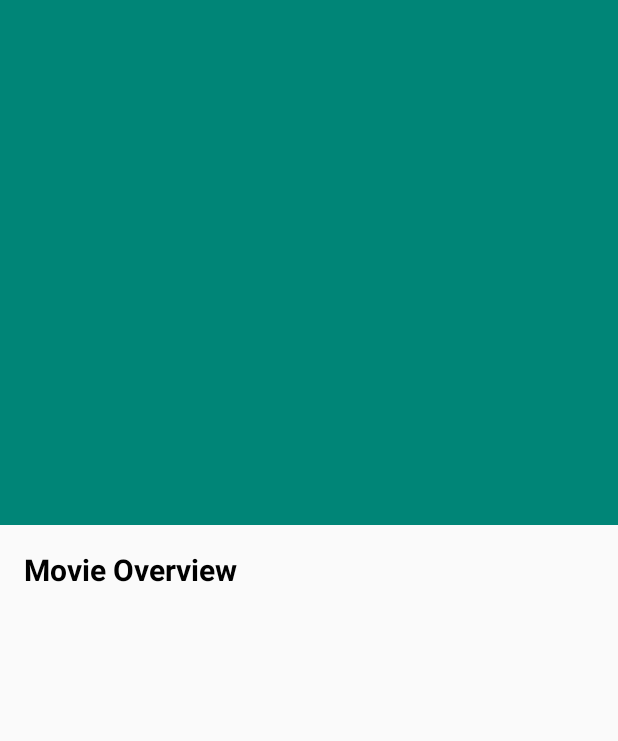
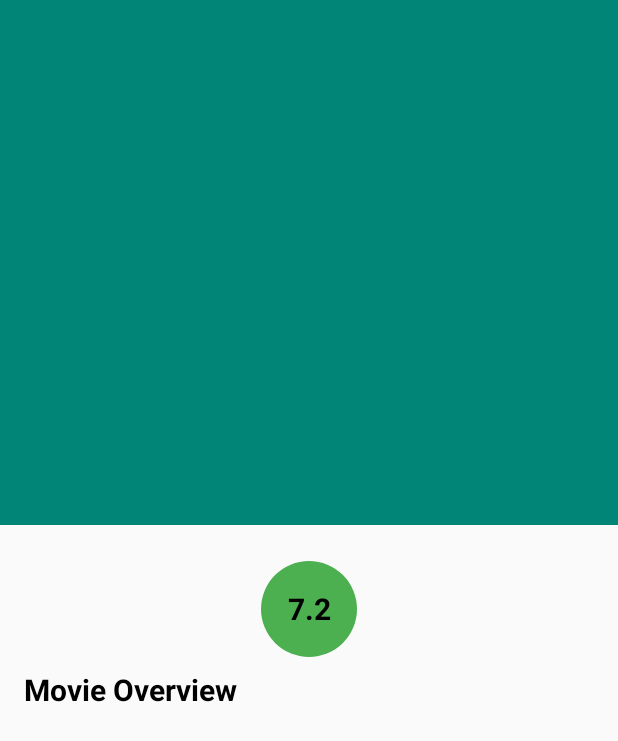
Before and after one commit to shubhambansal/CodingChallenge, an Android app: the layout movie_details_activity_layout.xml on its own in the app's theme, with its tools: preview values and no code run, on a phone screen of 412 x 824 dp. Shown: the top 741 px of the screen. Run offline under Robolectric (Android 15) with nearby library versions, the phone set to English and light mode, and no system bars; network calls fail.

Commit message:
code_cha added rating in detail page

```diff
--- a/app/src/main/java/com/mobile/codingchallenge/ui/detail/MovieDetailActivity.kt
+++ b/app/src/main/java/com/mobile/codingchallenge/ui/detail/MovieDetailActivity.kt
@@ -7,7 +7,6 @@ import com.bumptech.glide.Glide
 import com.mobile.codingchallenge.R
 import com.mobile.codingchallenge.ui.BaseActivity
 import com.mobile.codingchallenge.ui.movies.MovieUiModel
-import com.mobile.codingchallenge.ui.movies.MoviesActivity
 import dagger.android.AndroidInjection
 import kotlinx.android.synthetic.main.movie_details_activity_layout.*
 
@@ -39,6 +38,7 @@ class MovieDetailActivity : BaseActivity() {
     private fun initView() {
 
         overview_text_view.text = model.overview
+        rating_text_view.text = model.rating
         model.imageUrl?.let {
             Glide.with(this).load(model.imageUrl).into(poster_image_view)
         }
--- a/app/src/main/res/layout/movie_details_activity_layout.xml
+++ b/app/src/main/res/layout/movie_details_activity_layout.xml
@@ -1,7 +1,7 @@
 <?xml version="1.0" encoding="utf-8"?>
 <androidx.coordinatorlayout.widget.CoordinatorLayout
         xmlns:android="http://schemas.android.com/apk/res/android"
-        xmlns:app="http://schemas.android.com/apk/res-auto"
+        xmlns:app="http://schemas.android.com/apk/res-auto" xmlns:tools="http://schemas.android.com/tools"
         android:id="@+id/main_content"
         android:layout_width="match_parent"
         android:layout_height="match_parent"
@@ -53,6 +53,20 @@
                       android:layout_margin="16dp"
                       android:orientation="vertical">
 
+            <TextView
+                    android:id="@+id/rating_text_view"
+                    android:layout_width="64dp"
+                    android:layout_height="64dp"
+                    android:gravity="center"
+                    android:background="@drawable/bg_circle"
+                    android:layout_gravity="center_horizontal"
+                    tools:text="7.2"
+                    android:layout_margin="8dp"
+                    android:textSize="20sp"
+                    android:textColor="@android:color/black"
+                    android:textStyle="bold"
+            />
+
 
             <TextView
                     android:layout_width="match_parent"
```
